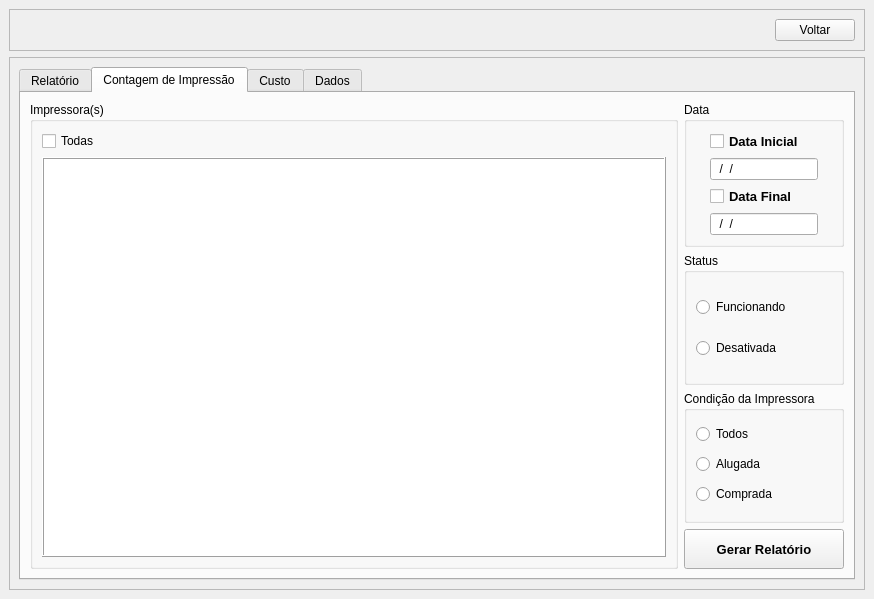
Before: the Qt Designer form View/Telas/CD_Relatorio.ui in Blastoles/ProjetoSCGI, drawn with Qt 5.
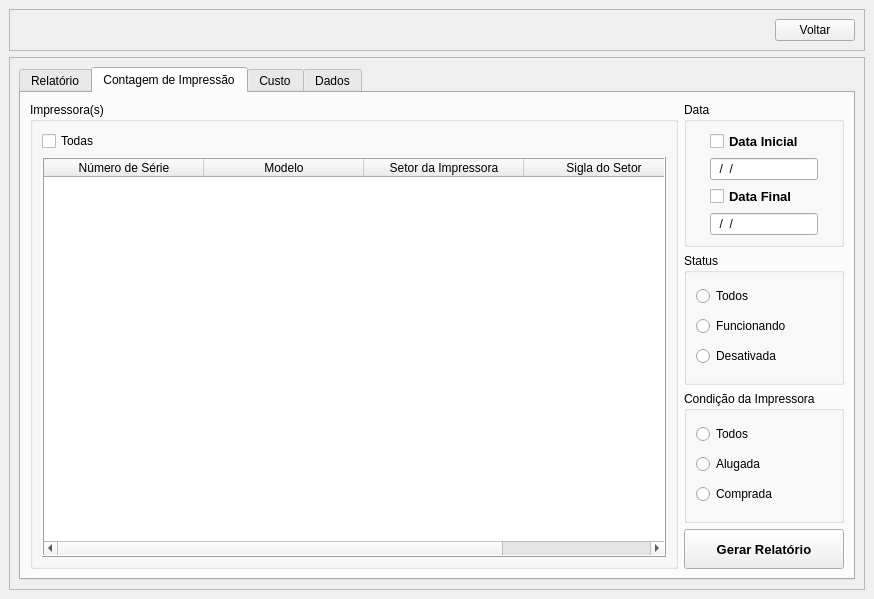
After: the same form once the commit is applied. Icons and pictures are not drawn.

```diff
--- a/View/Telas/CD_Relatorio.ui
+++ b/View/Telas/CD_Relatorio.ui
@@ -291,20 +291,27 @@
               <string>Status</string>
              </property>
              <layout class="QGridLayout" name="gridLayout_6">
-              <item row="0" column="0">
-               <widget class="QRadioButton" name="BT_Funcionando">
-                <property name="text">
-                 <string>Funcionando</string>
-                </property>
-               </widget>
-              </item>
-              <item row="1" column="0">
+              <item row="2" column="0">
                <widget class="QRadioButton" name="BT_Desativada">
                 <property name="text">
                  <string>Desativada</string>
                 </property>
                </widget>
               </item>
+              <item row="1" column="0">
+               <widget class="QRadioButton" name="BT_Funcionando">
+                <property name="text">
+                 <string>Funcionando</string>
+                </property>
+               </widget>
+              </item>
+              <item row="0" column="0">
+               <widget class="QRadioButton" name="BT_TodosStatus">
+                <property name="text">
+                 <string>Todos</string>
+                </property>
+               </widget>
+              </item>
              </layout>
             </widget>
            </item>
@@ -365,12 +372,10 @@
               </item>
               <item row="1" column="0">
                <widget class="QTableWidget" name="TB_Impressora">
-                <property name="font">
-                 <font>
-                  <family>Arial</family>
-                 </font>
+                <property name="focusPolicy">
+                 <enum>Qt::WheelFocus</enum>
                 </property>
-                <property name="acceptDrops">
+                <property name="autoFillBackground">
                  <bool>true</bool>
                 </property>
                 <property name="frameShape">
@@ -379,97 +384,51 @@
                 <property name="frameShadow">
                  <enum>QFrame::Raised</enum>
                 </property>
-                <property name="lineWidth">
-                 <number>1</number>
-                </property>
-                <property name="midLineWidth">
-                 <number>0</number>
+                <property name="sizeAdjustPolicy">
+                 <enum>QAbstractScrollArea::AdjustToContents</enum>
                 </property>
                 <property name="editTriggers">
                  <set>QAbstractItemView::NoEditTriggers</set>
                 </property>
-                <property name="dragEnabled">
-                 <bool>false</bool>
+                <property name="alternatingRowColors">
+                 <bool>true</bool>
+                </property>
+                <property name="selectionMode">
+                 <enum>QAbstractItemView::MultiSelection</enum>
                 </property>
                 <property name="selectionBehavior">
                  <enum>QAbstractItemView::SelectRows</enum>
                 </property>
-                <property name="verticalScrollMode">
-                 <enum>QAbstractItemView::ScrollPerItem</enum>
-                </property>
-                <property name="showGrid">
-                 <bool>true</bool>
-                </property>
                 <property name="gridStyle">
-                 <enum>Qt::SolidLine</enum>
+                 <enum>Qt::DashLine</enum>
                 </property>
-                <property name="cornerButtonEnabled">
-                 <bool>true</bool>
+                <property name="rowCount">
+                 <number>0</number>
                 </property>
-                <attribute name="horizontalHeaderVisible">
-                 <bool>false</bool>
-                </attribute>
-                <attribute name="horizontalHeaderCascadingSectionResizes">
-                 <bool>false</bool>
-                </attribute>
                 <attribute name="horizontalHeaderDefaultSectionSize">
-                 <number>141</number>
-                </attribute>
-                <attribute name="horizontalHeaderShowSortIndicator" stdset="0">
-                 <bool>false</bool>
+                 <number>160</number>
                 </attribute>
                 <attribute name="horizontalHeaderStretchLastSection">
                  <bool>true</bool>
                 </attribute>
-                <attribute name="verticalHeaderShowSortIndicator" stdset="0">
-                 <bool>false</bool>
-                </attribute>
-                <attribute name="verticalHeaderStretchLastSection">
-                 <bool>false</bool>
-                </attribute>
                 <column>
                  <property name="text">
                   <string>Número de Série</string>
                  </property>
-                 <property name="font">
-                  <font>
-                   <weight>75</weight>
-                   <bold>true</bold>
-                  </font>
-                 </property>
                 </column>
                 <column>
                  <property name="text">
                   <string>Modelo</string>
                  </property>
-                 <property name="font">
-                  <font>
-                   <family>Arial</family>
-                   <weight>75</weight>
-                   <bold>true</bold>
-                  </font>
-                 </property>
                 </column>
                 <column>
                  <property name="text">
                   <string>Setor da Impressora</string>
                  </property>
-                 <property name="font">
-                  <font>
-                   <weight>75</weight>
-                   <bold>true</bold>
-                  </font>
-                 </property>
                 </column>
                 <column>
                  <property name="text">
-                  <string>Sigla Setor</string>
-                 </property>
-                 <property name="font">
-                  <font>
-                   <weight>75</weight>
-                   <bold>true</bold>
-                  </font>
+                  <string>Sigla do Setor</string>
                  </property>
                 </column>
                </widget>
```
Left out of the diff: 22 changed lines with no effect on the pictures.
